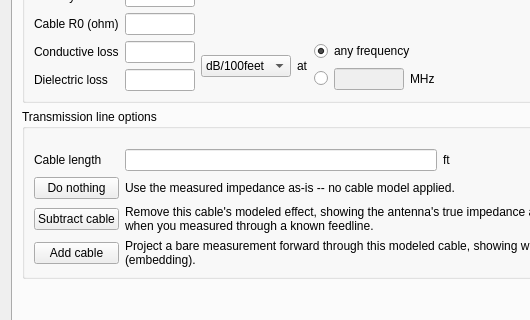
Old version of the form src/settings.ui in the repository K4HEZ/AntScopeZ; both pictures show x 0 to 530 and y 155 to 475 of the 797 by 610 pixel window.
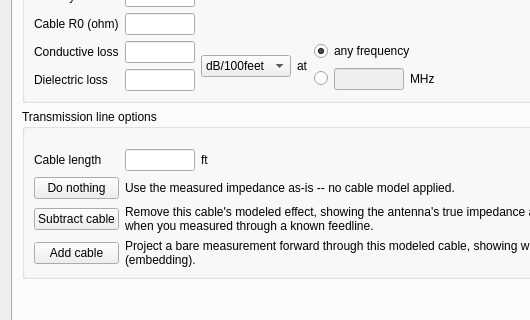
New version of the form. The open tabs and pages were chosen to show the change. Custom widgets are drawn as their Qt base class.

Commit message:
Cable subtract/add: fix dB/100feet-only unit error; fix length field width
Leftover *FEETINMETER correction only applied for the default loss-unit
dropdown selection, made redundant once cable length was normalized to
feet at the input boundary -- threw results off by ~3.28x vs the other
three (equivalent) loss units. Verified numerically. See issue #31.

Patch:
```diff
--- a/src/settings.ui
+++ b/src/settings.ui
@@ -1542,6 +1542,12 @@
            <layout class="QHBoxLayout" name="horizontalLayout_cableLength">
             <item>
              <widget class="QLineEdit" name="cableLen">
+              <property name="maximumSize">
+               <size>
+                <width>70</width>
+                <height>16777215</height>
+               </size>
+              </property>
               <property name="alignment">
                <set>Qt::AlignmentFlag::AlignRight|Qt::AlignmentFlag::AlignTrailing|Qt::AlignmentFlag::AlignVCenter</set>
               </property>
```
The commit also changes 2 other files.
